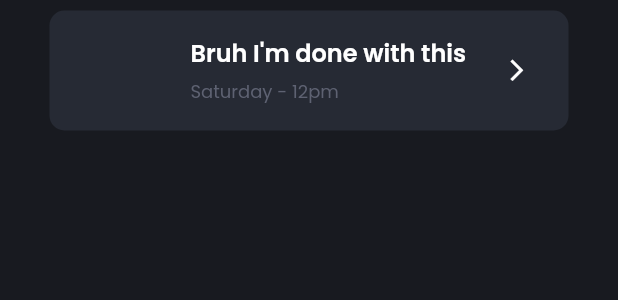
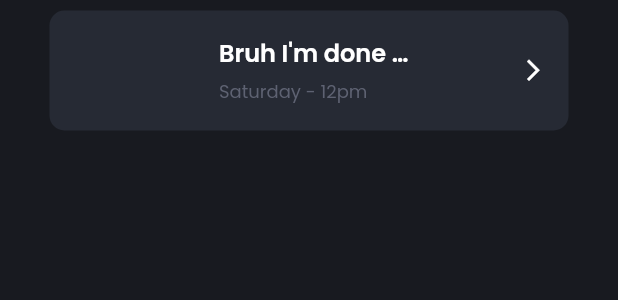
Before and after one commit to DreFlo/lgp-2223-sc1, a Flutter app: the MyEventCard widget shown alone on an empty page, opened directly with sample values from the repository, on a phone screen of 412 x 824 dp. Shown: the top 300 px of the screen. Run offline on Flutter 3.47's test engine with Material 2 defaults, Android fonts, the phone set to English and light mode, and no system bars; our stand-ins replace calendar_view, carousel_slider, floor, flutter_local_notifications, flutter_native_timezone, flutter_svg and 7 more; missing offline and left inert: books_finder, emojis, flutter_picker, notification_permissions, tmdb_api; accounts and stored records are empty; generated files the repository leaves out were written again.

Commit message:
Fix overflow in event card

```diff
--- a/src/lib/widgets/home/event_card.dart
+++ b/src/lib/widgets/home/event_card.dart
@@ -103,26 +103,26 @@ class _MyEventCardState extends State<MyEventCard> {
                     borderRadius: BorderRadius.circular(10),
                     color: moduleColors[widget.module],
                   )),
-              Column(
+              const SizedBox(width: 19),
+              SizedBox(
+                  width: 131,
+                  child: Column(
                     mainAxisAlignment: MainAxisAlignment.center,
                     crossAxisAlignment: CrossAxisAlignment.start,
                     children: [
-                  SizedBox(
-                    width: 200, // Set width of Text widget to 200
-                    child: Text(title,
+                      Text(title,
                           overflow: TextOverflow.ellipsis,
                           style: Theme.of(context).textTheme.labelLarge),
-                  ),
                       const SizedBox(height: 5),
                       Text(
                         date,
                         style: Theme.of(context).textTheme.bodyLarge,
                       ),
                     ],
-              ),
+                  )),
             ]),
             Container(
-                margin: const EdgeInsets.only(right: 26),
+                margin: const EdgeInsets.only(right: 15),
                 child: const Icon(Icons.arrow_forward_ios,
                     color: Colors.white, size: 17))
           ]),
```
Lines whose indentation alone changed are shown as unchanged.
